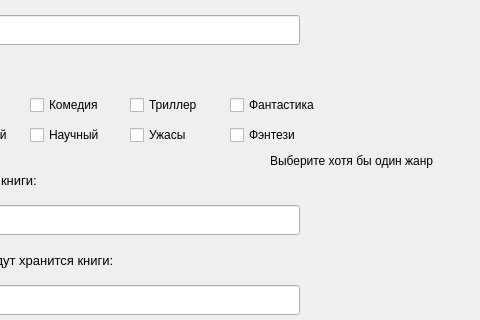
The window that NewBook.ui (andrejmaznin/library) describes before a commit, drawn with Qt 5; both pictures show x 220 to 700 and y 245 to 565 of the 700 by 700 pixel window.
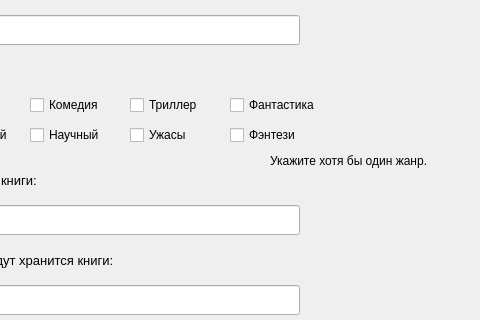
The same window after the commit.

```diff
--- a/NewBook.ui
+++ b/NewBook.ui
@@ -596,7 +596,7 @@
     <string>form</string>
    </property>
    <property name="text">
-    <string>Выберите хотя бы один жанр</string>
+    <string>Укажите хотя бы один жанр.</string>
    </property>
   </widget>
   <widget class="QLabel" name="lb_wrong_name">
```
